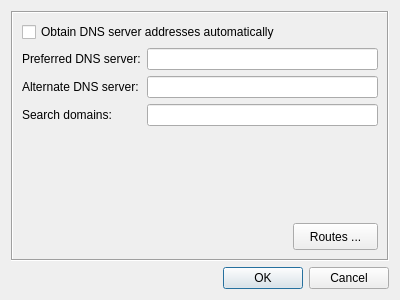
Before: the Qt Designer form src/dialogs/IpSettingsDialog.ui in wejaeger/l2tp-ipsec-vpn, drawn with Qt 5.
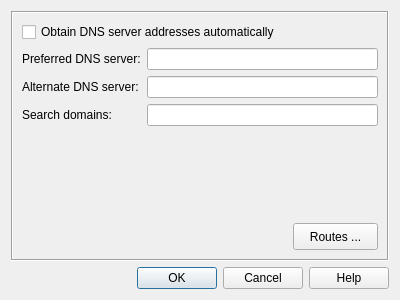
After: the same form once the commit is applied. Icons and pictures are not drawn.

Commit message: added help button to all dialogs

Patch:
```diff
--- a/src/dialogs/IpSettingsDialog.ui
+++ b/src/dialogs/IpSettingsDialog.ui
@@ -174,7 +174,7 @@
       <enum>Qt::Horizontal</enum>
      </property>
      <property name="standardButtons">
-      <set>QDialogButtonBox::Cancel|QDialogButtonBox::Ok</set>
+      <set>QDialogButtonBox::Cancel|QDialogButtonBox::Help|QDialogButtonBox::Ok</set>
      </property>
     </widget>
    </item>
```
The commit also changes 27 other files.
